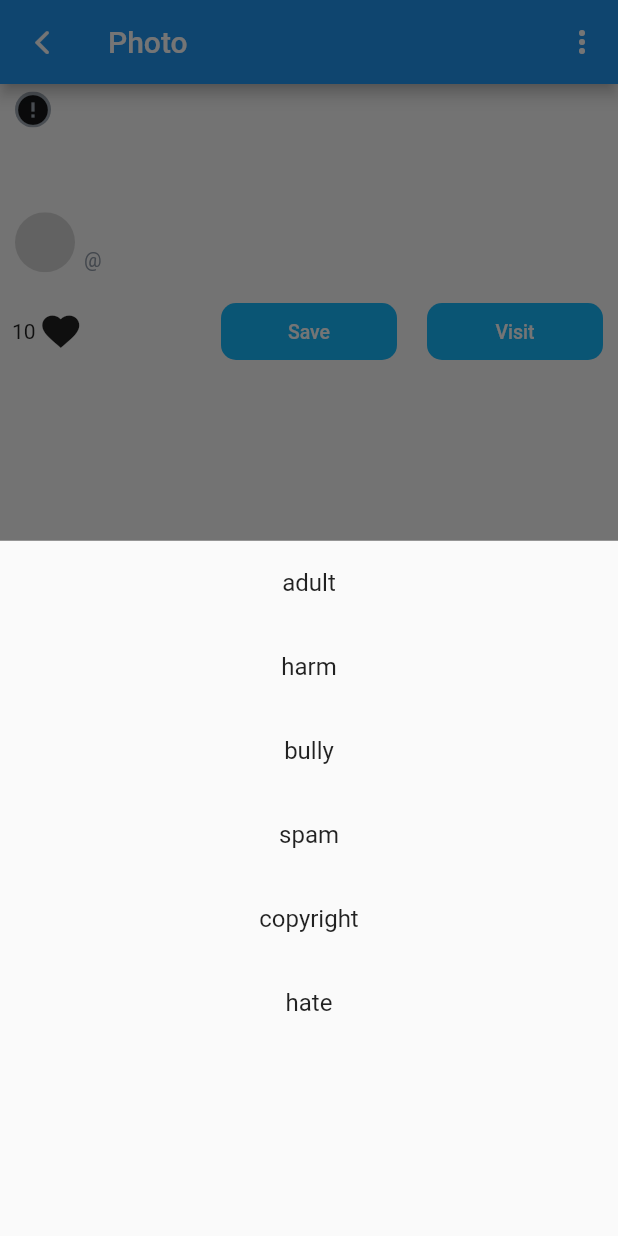
After one commit to Uzenkov/skill_branch_flutter, a Flutter app: the FullScreenImage screen opened directly, after a tap on the "more vert" icon, on a phone screen of 412 x 824 dp. The commit adds this screen. Run offline on Flutter 3.47's test engine with Material 2 defaults, Android fonts, the phone set to English and light mode, and no system bars; drawn by our look-alikes of cached_network_image; network calls fail.

Commit message:
bottom sheet

```diff
--- a/lib/screens/photo_screen.dart
+++ b/lib/screens/photo_screen.dart
@@ -84,6 +84,18 @@ class _FullScreenImageState extends State<FullScreenImage>
           },
           icon: Icon(CupertinoIcons.back),
         ),
+        actions: <Widget>[
+          IconButton(
+            icon: Icon(Icons.more_vert),
+            onPressed: () {
+              showModalBottomSheet(
+                  context: context,
+                  builder: (BuildContext context) {
+                    return ClaimBottomSheet();
+                  });
+            },
+          ),
+        ],
       ),
       body: Column(
         crossAxisAlignment: CrossAxisAlignment.start,
--- /dev/null
+++ b/lib/widgets/claim_bottom_sheet.dart
@@ -0,0 +1,30 @@
+import 'package:flutter/material.dart';
+
+class ClaimBottomSheet extends StatelessWidget {
+  final List<String> categories = [
+    'adult',
+    'harm',
+    'bully',
+    'spam',
+    'copyright',
+    'hate',
+  ];
+
+  @override
+  Widget build(BuildContext context) {
+    return ListView.builder(
+      itemCount: categories.length,
+      itemBuilder: (BuildContext context, int index) {
+        return InkWell(
+          onTap: () => Navigator.pop(context),
+          child: ListTile(
+            title: Text(
+              categories[index],
+              textAlign: TextAlign.center,
+            ),
+          ),
+        );
+      },
+    );
+  }
+}
--- a/lib/widgets/widgets.dart
+++ b/lib/widgets/widgets.dart
@@ -1,3 +1,4 @@
+export './claim_bottom_sheet.dart';
 export './like_button.dart';
 export './photo.dart';
 export './user_avatar.dart';
```
